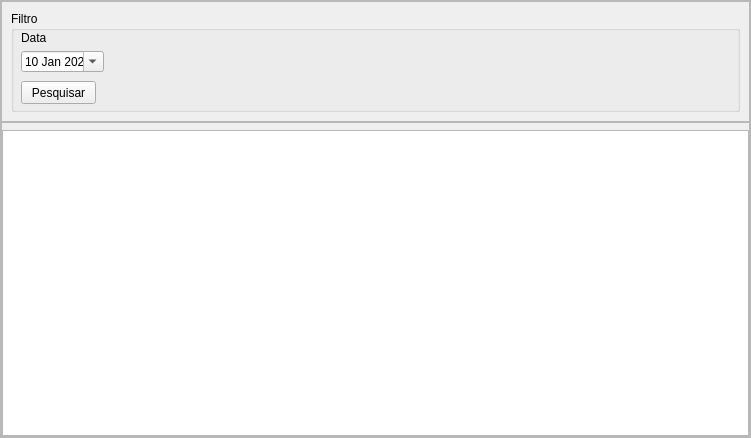
Above: ui_qt/FrmLogExecusao.ui from Locked666/call_closing_robot before the change. Below: the same form after it.
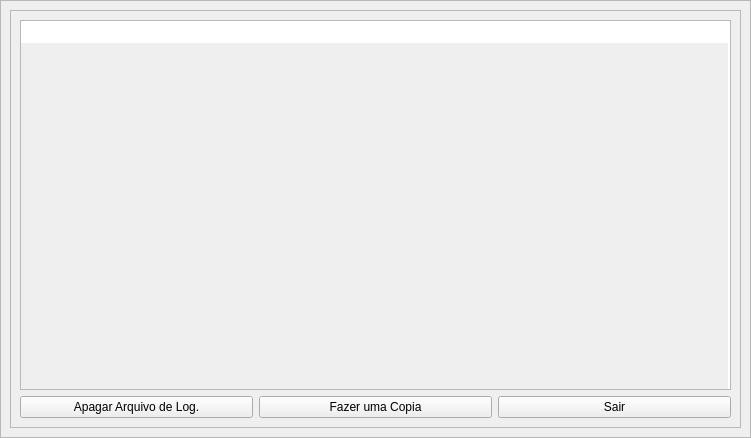
That is the form after the change.

```diff
--- a/ui_qt/FrmLogExecusao.ui
+++ b/ui_qt/FrmLogExecusao.ui
@@ -38,98 +38,6 @@
       <enum>QFrame::Raised</enum>
      </property>
      <layout class="QVBoxLayout" name="verticalLayout_2">
-      <property name="spacing">
-       <number>0</number>
-      </property>
-      <property name="leftMargin">
-       <number>0</number>
-      </property>
-      <property name="topMargin">
-       <number>0</number>
-      </property>
-      <property name="rightMargin">
-       <number>0</number>
-      </property>
-      <property name="bottomMargin">
-       <number>0</number>
-      </property>
-      <item>
-       <widget class="QFrame" name="frame_2">
-        <property name="minimumSize">
-         <size>
-          <width>0</width>
-          <height>121</height>
-         </size>
-        </property>
-        <property name="maximumSize">
-         <size>
-          <width>16777215</width>
-          <height>121</height>
-         </size>
-        </property>
-        <property name="frameShape">
-         <enum>QFrame::StyledPanel</enum>
-        </property>
-        <property name="frameShadow">
-         <enum>QFrame::Raised</enum>
-        </property>
-        <layout class="QVBoxLayout" name="verticalLayout_4">
-         <item>
-          <widget class="QGroupBox" name="groupBox">
-           <property name="title">
-            <string>Filtro</string>
-           </property>
-           <widget class="QPushButton" name="pushButton">
-            <property name="geometry">
-             <rect>
-              <x>10</x>
-              <y>70</y>
-              <width>75</width>
-              <height>23</height>
-             </rect>
-            </property>
-            <property name="text">
-             <string>Pesquisar</string>
-            </property>
-           </widget>
-           <widget class="QWidget" name="">
-            <property name="geometry">
-             <rect>
-              <x>10</x>
-              <y>20</y>
-              <width>83</width>
-              <height>41</height>
-             </rect>
-            </property>
-            <layout class="QVBoxLayout" name="verticalLayout_5">
-             <item>
-              <widget class="QLabel" name="label">
-               <property name="text">
-                <string>Data</string>
-               </property>
-              </widget>
-             </item>
-             <item>
-              <widget class="QDateEdit" name="dateEdit">
-               <property name="calendarPopup">
-                <bool>true</bool>
-               </property>
-               <property name="date">
-                <date>
-                 <year>2025</year>
-                 <month>1</month>
-                 <day>10</day>
-                </date>
-               </property>
-              </widget>
-             </item>
-            </layout>
-           </widget>
-          </widget>
-         </item>
-        </layout>
-       </widget>
-      </item>
       <item>
        <widget class="QFrame" name="frame_3">
         <property name="frameShape">
@@ -139,23 +47,43 @@
          <enum>QFrame::Raised</enum>
         </property>
         <layout class="QVBoxLayout" name="verticalLayout_3">
-         <property name="spacing">
-          <number>0</number>
-         </property>
-         <property name="leftMargin">
-          <number>0</number>
-         </property>
-         <property name="topMargin">
-          <number>7</number>
-         </property>
-         <property name="rightMargin">
-          <number>0</number>
-         </property>
-         <property name="bottomMargin">
-          <number>0</number>
-         </property>
          <item>
-          <widget class="QTableView" name="tableView"/>
+          <widget class="QPlainTextEdit" name="plainTextEdit">
+           <property name="readOnly">
+            <bool>true</bool>
+           </property>
+           <property name="backgroundVisible">
+            <bool>true</bool>
+           </property>
+           <property name="centerOnScroll">
+            <bool>true</bool>
+           </property>
+          </widget>
+         </item>
+         <item>
+          <layout class="QHBoxLayout" name="horizontalLayout">
+           <item>
+            <widget class="QPushButton" name="bnt_clear_file">
+             <property name="text">
+              <string>Apagar Arquivo de Log.</string>
+             </property>
+            </widget>
+           </item>
+           <item>
+            <widget class="QPushButton" name="bnt_copy_file">
+             <property name="text">
+              <string>Fazer uma Copia</string>
+             </property>
+            </widget>
+           </item>
+           <item>
+            <widget class="QPushButton" name="bnt_quit">
+             <property name="text">
+              <string>Sair</string>
+             </property>
+            </widget>
+           </item>
+          </layout>
          </item>
         </layout>
        </widget>
```
